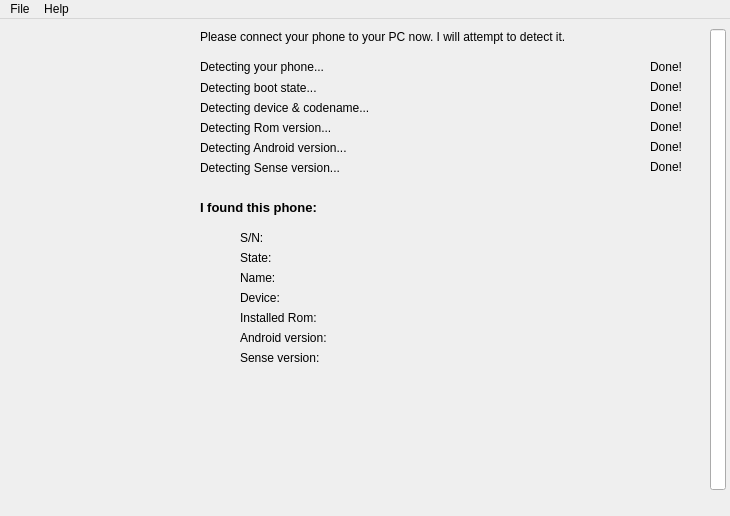
Before: the Qt Designer form detect.ui in showp1984/bricked-installer, drawn with Qt 5.
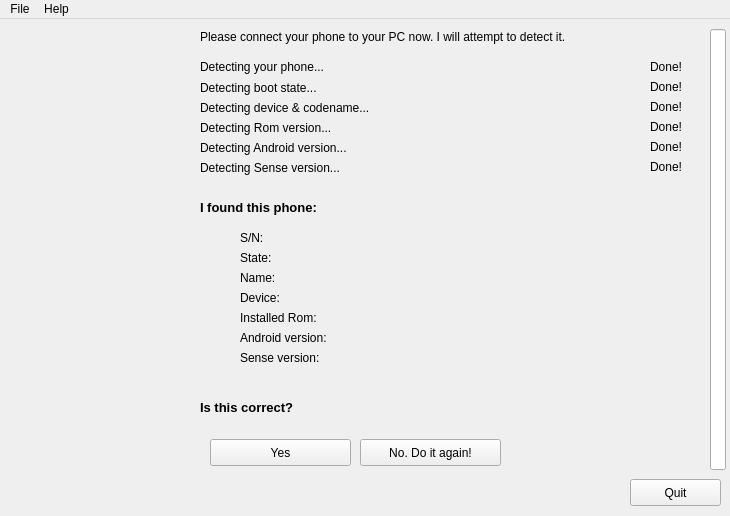
After: the same form once the commit is applied. Icons and pictures are not drawn.

Commit message: detect: add option to redo the detection.

Patch:
```diff
--- a/detect.ui
+++ b/detect.ui
@@ -75,7 +75,7 @@
       <x>710</x>
       <y>10</y>
       <width>16</width>
-      <height>461</height>
+      <height>441</height>
      </rect>
     </property>
     <property name="minimum">
@@ -466,6 +466,62 @@
      <string>Device:</string>
     </property>
    </widget>
+   <widget class="QLabel" name="lbl_qcorrect">
+    <property name="geometry">
+     <rect>
+      <x>200</x>
+      <y>380</y>
+      <width>461</width>
+      <height>17</height>
+     </rect>
+    </property>
+    <property name="text">
+     <string>&lt;!DOCTYPE HTML PUBLIC &quot;-//W3C//DTD HTML 4.0//EN&quot; &quot;http://www.w3.org/TR/REC-html40/strict.dtd&quot;&gt;
+&lt;html&gt;&lt;head&gt;&lt;meta name=&quot;qrichtext&quot; content=&quot;1&quot; /&gt;&lt;style type=&quot;text/css&quot;&gt;
+p, li { white-space: pre-wrap; }
+&lt;/style&gt;&lt;/head&gt;&lt;body style=&quot; font-family:'Sans'; font-size:10pt; font-weight:400; font-style:normal;&quot;&gt;
+&lt;p style=&quot; margin-top:0px; margin-bottom:0px; margin-left:0px; margin-right:0px; -qt-block-indent:0; text-indent:0px;&quot;&gt;&lt;span style=&quot; font-weight:600;&quot;&gt;Is this correct?&lt;/span&gt;&lt;/p&gt;&lt;/body&gt;&lt;/html&gt;</string>
+    </property>
+   </widget>
+   <widget class="QPushButton" name="btn_yes">
+    <property name="geometry">
+     <rect>
+      <x>210</x>
+      <y>420</y>
+      <width>141</width>
+      <height>27</height>
+     </rect>
+    </property>
+    <property name="text">
+     <string>Yes</string>
+    </property>
+   </widget>
+   <widget class="QPushButton" name="btn_no">
+    <property name="geometry">
+     <rect>
+      <x>360</x>
+      <y>420</y>
+      <width>141</width>
+      <height>27</height>
+     </rect>
+    </property>
+    <property name="text">
+     <string>No. Do it again!</string>
+    </property>
+   </widget>
+   <widget class="QPushButton" name="btn_quit">
+    <property name="geometry">
+     <rect>
+      <x>630</x>
+      <y>460</y>
+      <width>91</width>
+      <height>27</height>
+     </rect>
+    </property>
+    <property name="text">
+     <string>Quit</string>
+    </property>
+   </widget>
   </widget>
   <widget class="QMenuBar" name="menubar">
    <property name="geometry">
```
The commit also changes 5 other files.
